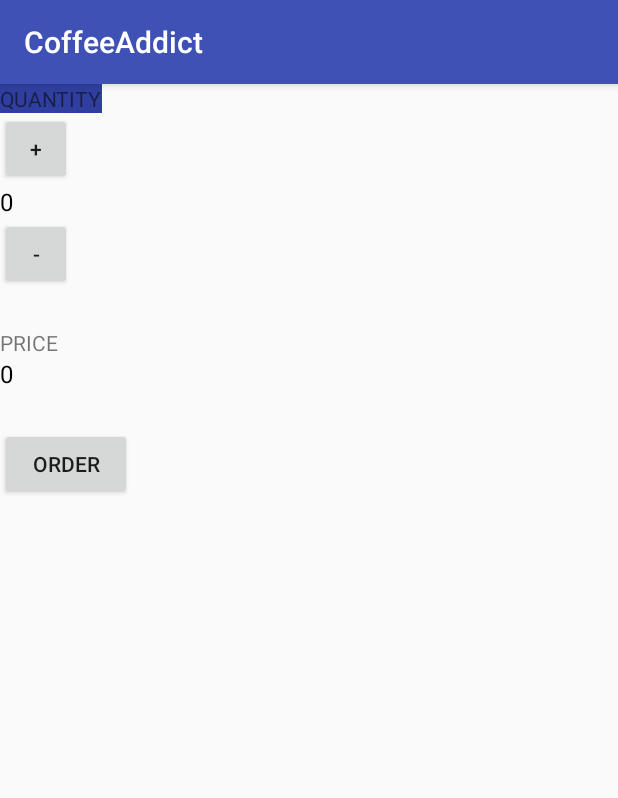
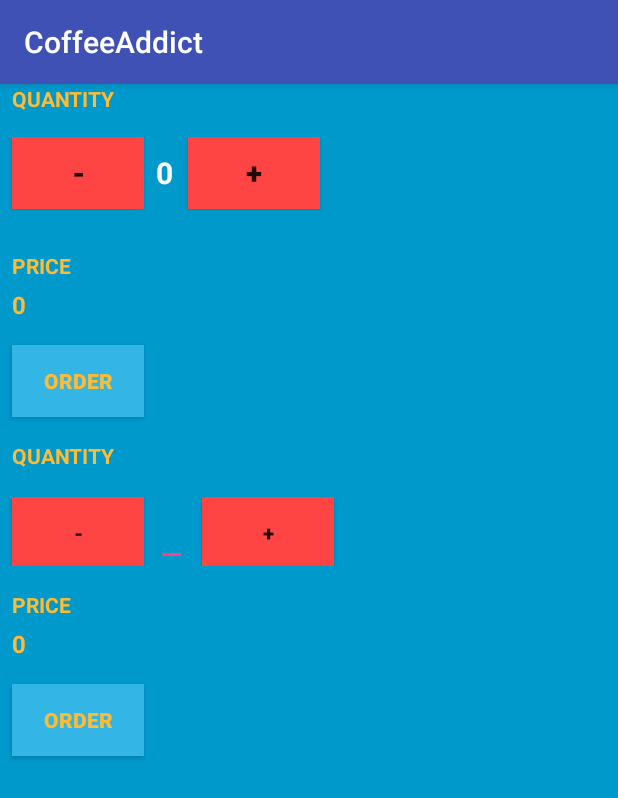
Before and after one commit to daniel-enere/CoffeeAddict, an Android app: the screen it shows after launch (MainActivity), on a phone screen of 412 x 824 dp. Shown: the top 798 px of the screen. Run offline under Robolectric (Android 15) with nearby library versions, the phone set to English and light mode, and no system bars.

Commit message:
Improved UI, changed color and layout

```diff
--- a/app/src/main/res/layout/activity_main.xml
+++ b/app/src/main/res/layout/activity_main.xml
@@ -6,56 +6,169 @@
     android:layout_width="match_parent"
     android:layout_height="match_parent"
     android:orientation="vertical"
+    android:background="@android:color/holo_blue_dark"
     tools:context="com.example.android.coffeeaddict.MainActivity">
 
     <TextView
         android:layout_width="wrap_content"
         android:layout_height="wrap_content"
         android:text="Quantity"
-        android:background="@color/colorPrimaryDark"
+        android:textColor="@android:color/holo_orange_light"
+        android:textStyle="bold"
+        android:background="@android:color/transparent"
+        android:layout_marginBottom="16dp"
+        android:layout_marginLeft="8dp"
         android:textAllCaps="true" />
 
+    <LinearLayout
+        android:layout_width="match_parent"
+        android:layout_height="60dp"
+        android:orientation="horizontal">
+
         <Button
-        android:layout_width="48dp"
-        android:layout_height="48dp"
-        android:text="+"
-        android:onClick="increaseOrder"/>
+            android:layout_width="wrap_content"
+            android:layout_height="wrap_content"
+            android:layout_marginLeft="8dp"
+            android:text="-"
+            android:textSize="20dp"
+            android:textStyle="bold"
+            android:background="@android:color/holo_red_light"
+            android:onClick="decreaseOrder"/>
 
         <TextView
             android:id="@+id/quantity_text_view"
             android:layout_width="wrap_content"
             android:layout_height="wrap_content"
-        android:textColor="@android:color/black"
-        android:textSize="16sp"
+            android:layout_marginLeft="8dp"
+            android:textStyle="bold"
+            android:textColor="@android:color/white"
+            android:textSize="20sp"
             android:text="0" />
 
         <Button
-        android:layout_width="48dp"
-        android:layout_height="48dp"
-        android:layout_marginBottom="25dp"
-        android:text="-"
-        android:onClick="decreaseOrder"/>
+            android:layout_width="wrap_content"
+            android:layout_height="wrap_content"
+            android:textStyle="bold"
+            android:text="+"
+            android:textSize="20dp"
+            android:layout_marginLeft="10dp"
+            android:background="@android:color/holo_red_light"
+            android:onClick="increaseOrder"/>
+
+
+    </LinearLayout>
 
     <TextView
         android:layout_width="wrap_content"
         android:layout_height="wrap_content"
         android:text="Price"
+        android:textColor="@android:color/holo_orange_light"
+        android:layout_marginTop="16dp"
+        android:layout_marginLeft="8dp"
+        android:layout_marginBottom="5dp"
+        android:textStyle="bold"
         android:textAllCaps="true" />
 
     <TextView
         android:id="@+id/price_text_view"
         android:layout_width="wrap_content"
         android:layout_height="wrap_content"
-        android:textColor="@android:color/black"
+        android:textColor="@android:color/holo_orange_light"
         android:textSize="16sp"
         android:text="0"
-        android:layout_marginBottom="25dp"/>
+        android:textStyle="bold"
+        android:layout_marginLeft="8dp"
+        android:layout_marginBottom="16dp"/>
 
     <Button
         android:layout_width="wrap_content"
         android:layout_height="wrap_content"
         android:layout_marginBottom="16dp"
+        android:layout_marginLeft="8dp"
+        android:textStyle="bold"
         android:text="Order"
+        android:textColor="@android:color/holo_orange_light"
+        android:background="@android:color/holo_blue_light"
         android:onClick="submitOrder"/>
 
+    <TextView
+        android:layout_width="wrap_content"
+        android:layout_height="wrap_content"
+        android:text="Quantity"
+        android:textColor="@android:color/holo_orange_light"
+        android:textStyle="bold"
+        android:background="@android:color/transparent"
+        android:layout_marginBottom="16dp"
+        android:layout_marginLeft="8dp"
+        android:textAllCaps="true" />
+
+    <LinearLayout
+        android:layout_width="match_parent"
+        android:layout_height="wrap_content"
+        android:orientation="horizontal">
+
+        <Button
+            android:layout_width="wrap_content"
+            android:layout_height="wrap_content"
+            android:layout_marginLeft="8dp"
+            android:text="-"
+            android:textStyle="bold"
+            android:background="@android:color/holo_red_light"
+            android:onClick="decreaseOrder"/>
+
+        <EditText
+            android:id="@+id/quantity_editText_view"
+            android:layout_width="wrap_content"
+            android:layout_height="wrap_content"
+            android:layout_marginLeft="8dp"
+            android:textStyle="bold"
+            android:textColor="@android:color/black"
+            android:textSize="20sp"/>
+
+        <Button
+            android:layout_width="wrap_content"
+            android:layout_height="wrap_content"
+            android:textStyle="bold"
+            android:text="+"
+            android:layout_marginLeft="10dp"
+            android:background="@android:color/holo_red_light"
+            android:onClick="increaseOrder"/>
+
+
     </LinearLayout>
+
+    <TextView
+        android:layout_width="wrap_content"
+        android:layout_height="wrap_content"
+        android:text="Price"
+        android:textColor="@android:color/holo_orange_light"
+        android:layout_marginTop="16dp"
+        android:layout_marginLeft="8dp"
+        android:layout_marginBottom="5dp"
+        android:textStyle="bold"
+        android:textAllCaps="true" />
+
+    <TextView
+        android:id="@+id/price_text_view2"
+        android:layout_width="wrap_content"
+        android:layout_height="wrap_content"
+        android:textColor="@android:color/holo_orange_light"
+        android:textSize="16sp"
+        android:text="0"
+        android:textStyle="bold"
+        android:layout_marginLeft="8dp"
+        android:layout_marginBottom="16dp"/>
+
+    <Button
+        android:layout_width="wrap_content"
+        android:layout_height="wrap_content"
+        android:layout_marginBottom="16dp"
+        android:layout_marginLeft="8dp"
+        android:textStyle="bold"
+        android:text="Order"
+        android:textColor="@android:color/holo_orange_light"
+        android:background="@android:color/holo_blue_light"
+        android:onClick="submitOrder"/>
+
+
+</LinearLayout>
```
Also changed, not shown: app/src/main/res/drawable/coffee_beans.jpg (added). Lines whose indentation alone changed are shown as unchanged.
